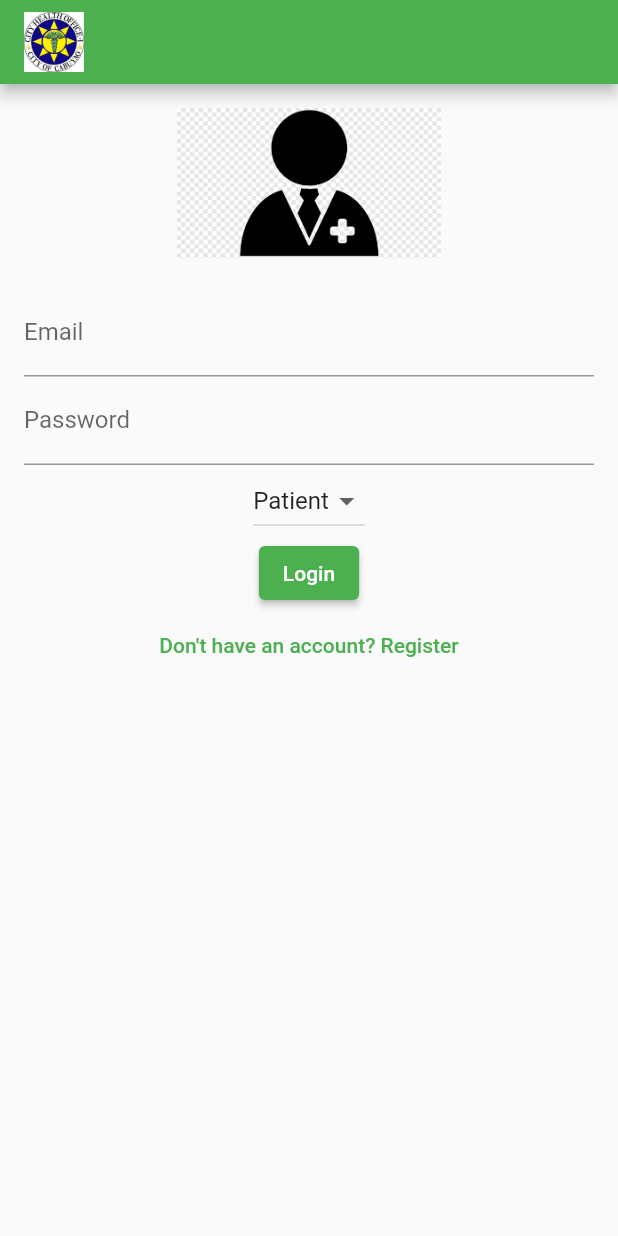
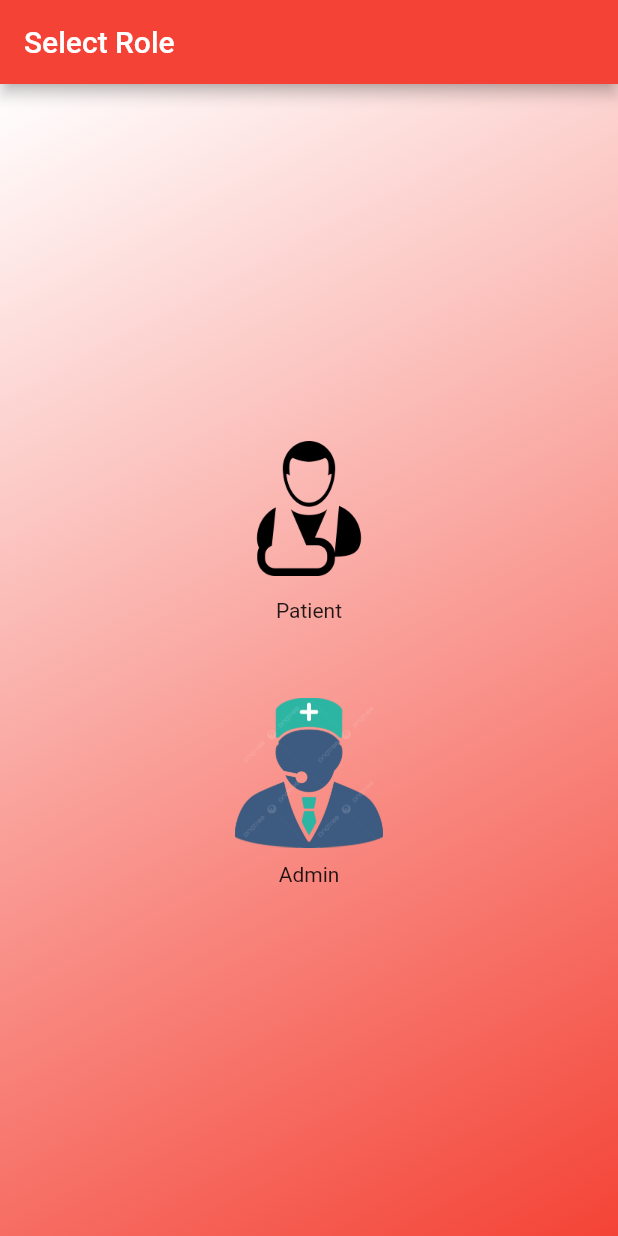
Before and after one commit to Al-Vincent-Ichon/mobile-healthcare-application, a Flutter app: the screen it shows after launch, on a phone screen of 412 x 824 dp. Run offline on Flutter 3.47's test engine with Material 2 defaults, Android fonts, the phone set to English and light mode, and no system bars; accounts and stored records are empty.

Commit message:
New Changes

```diff
--- a/lib/main.dart
+++ b/lib/main.dart
@@ -4,6 +4,7 @@ import 'providers/auth_provider.dart';
 import 'screens/login_screen.dart';
 import 'screens/register_screen.dart';
 import 'screens/home_screen.dart';
+import 'screens/role_selection.dart'; // Corrected the import
 
 void main() {
   runApp(MyApp());
@@ -17,11 +18,13 @@ class MyApp extends StatelessWidget {
       child: MaterialApp(
         title: 'Hospital App',
         theme: ThemeData(
-          primarySwatch: Colors.green,
+          primarySwatch: Colors.red,
         ),
-        initialRoute: '/login',
+        initialRoute: '/',
         routes: {
-          '/login': (context) => LoginScreen(),
+          '/': (context) => RoleSelectionScreen(),
+          '/login': (context) =>
+              LoginScreen(role: 'Patient'), // Default to Patient
           '/register': (context) => RegisterScreen(),
           '/home': (context) => HomeScreen(),
         },
--- a/lib/screens/login_screen.dart
+++ b/lib/screens/login_screen.dart
@@ -3,6 +3,10 @@ import 'package:provider/provider.dart';
 import '../providers/auth_provider.dart';
 
 class LoginScreen extends StatefulWidget {
+  final String role;
+
+  LoginScreen({required this.role});
+
   @override
   _LoginScreenState createState() => _LoginScreenState();
 }
@@ -10,16 +14,23 @@ class LoginScreen extends StatefulWidget {
 class _LoginScreenState extends State<LoginScreen> {
   final _emailController = TextEditingController();
   final _passwordController = TextEditingController();
-  String _role = 'Patient';
+  late String _role;
+
+  @override
+  void initState() {
+    super.initState();
+    _role = widget.role;
+  }
 
   @override
   Widget build(BuildContext context) {
     return Scaffold(
       appBar: AppBar(
-          title: Image.asset(
-        'assets/images/cho1.png',
-        height: 40,
-      )),
+        title: Image.asset(
+          'assets/images/cho1.png',
+          height: 40,
+        ),
+      ),
       body: Padding(
         padding: const EdgeInsets.all(16.0),
         child: Column(
@@ -39,21 +50,6 @@ class _LoginScreenState extends State<LoginScreen> {
               controller: _passwordController,
               decoration: InputDecoration(labelText: 'Password'),
               obscureText: true,
-            ),
-            DropdownButton<String>(
-              value: _role,
-              onChanged: (String? newValue) {
-                setState(() {
-                  _role = newValue!;
-                });
-              },
-              items: <String>['Patient', 'Admin']
-                  .map<DropdownMenuItem<String>>((String value) {
-                return DropdownMenuItem<String>(
-                  value: value,
-                  child: Text(value),
-                );
-              }).toList(),
             ),
             ElevatedButton(
               onPressed: () {
--- /dev/null
+++ b/lib/screens/role_selection.dart
@@ -0,0 +1,64 @@
+import 'package:flutter/material.dart';
+import 'login_screen.dart';
+
+class RoleSelectionScreen extends StatelessWidget {
+  @override
+  Widget build(BuildContext context) {
+    return Scaffold(
+      appBar: AppBar(
+        title: Text('Select Role'),
+      ),
+      body: Container(
+        decoration: BoxDecoration(
+          gradient: LinearGradient(
+            colors: [Colors.white, Colors.red],
+            begin: Alignment.topLeft,
+            end: Alignment.bottomRight,
+          ),
+        ),
+        child: Center(
+          child: Column(
+            mainAxisAlignment: MainAxisAlignment.center,
+            children: [
+              GestureDetector(
+                onTap: () {
+                  Navigator.push(
+                    context,
+                    MaterialPageRoute(
+                      builder: (context) => LoginScreen(role: 'Patient'),
+                    ),
+                  );
+                },
+                child: Column(
+                  children: [
+                    Image.asset('assets/images/patient_logo.png', height: 100),
+                    SizedBox(height: 10),
+                    Text('Patient'),
+                  ],
+                ),
+              ),
+              SizedBox(height: 50),
+              GestureDetector(
+                onTap: () {
+                  Navigator.push(
+                    context,
+                    MaterialPageRoute(
+                      builder: (context) => LoginScreen(role: 'Admin'),
+                    ),
+                  );
+                },
+                child: Column(
+                  children: [
+                    Image.asset('assets/images/admin_logo.png', height: 100),
+                    SizedBox(height: 10),
+                    Text('Admin'),
+                  ],
+                ),
+              ),
+            ],
+          ),
+        ),
+      ),
+    );
+  }
+}
--- a/pubspec.yaml
+++ b/pubspec.yaml
@@ -57,6 +57,8 @@ flutter:
     - assets/images/admin_logo.png
     - assets/images/patient_logo.png
     - assets/images/cho1.png
+    - assets/images/ch_office.jpg
+
 
   # An image asset can refer to one or more resolution-specific "variants", see
   # https://flutter.dev/assets-and-images/#resolution-aware
```
Also changed, not shown: lib/screens/register_screen.dart (+0 -15 lines), assets/images/ch_office.jpg (added), assets/images/patient_logo.png.
